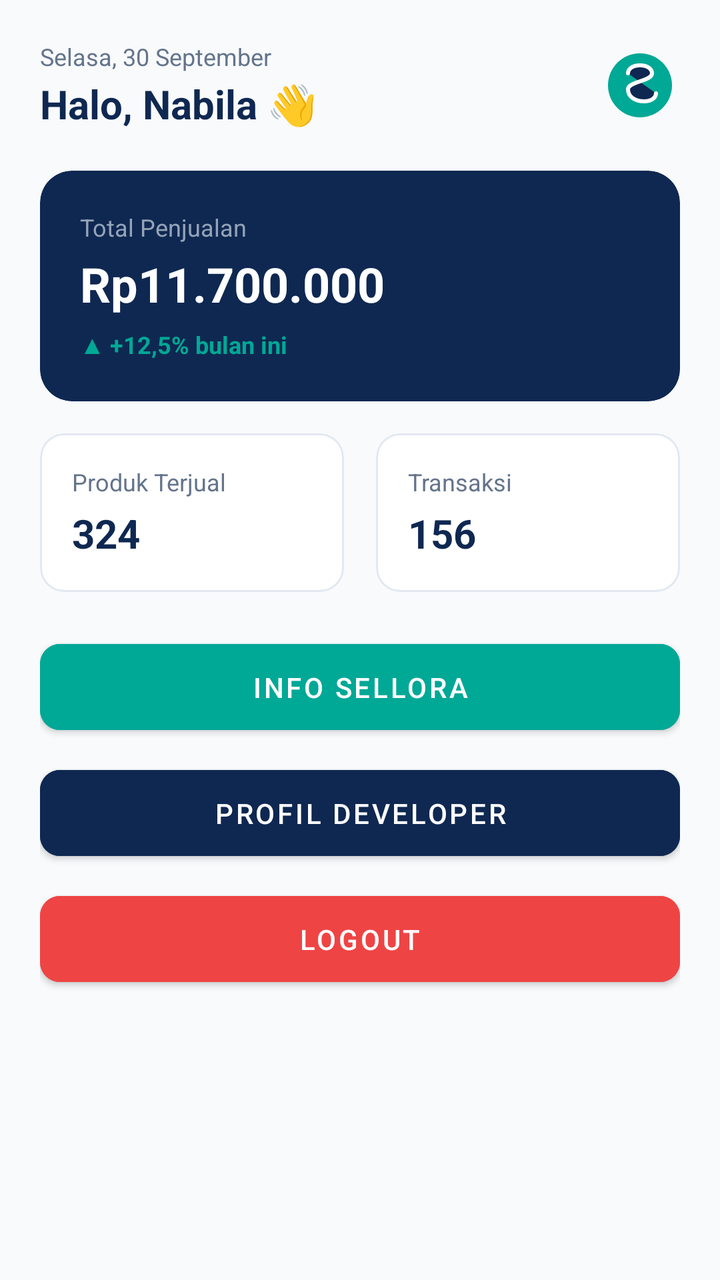
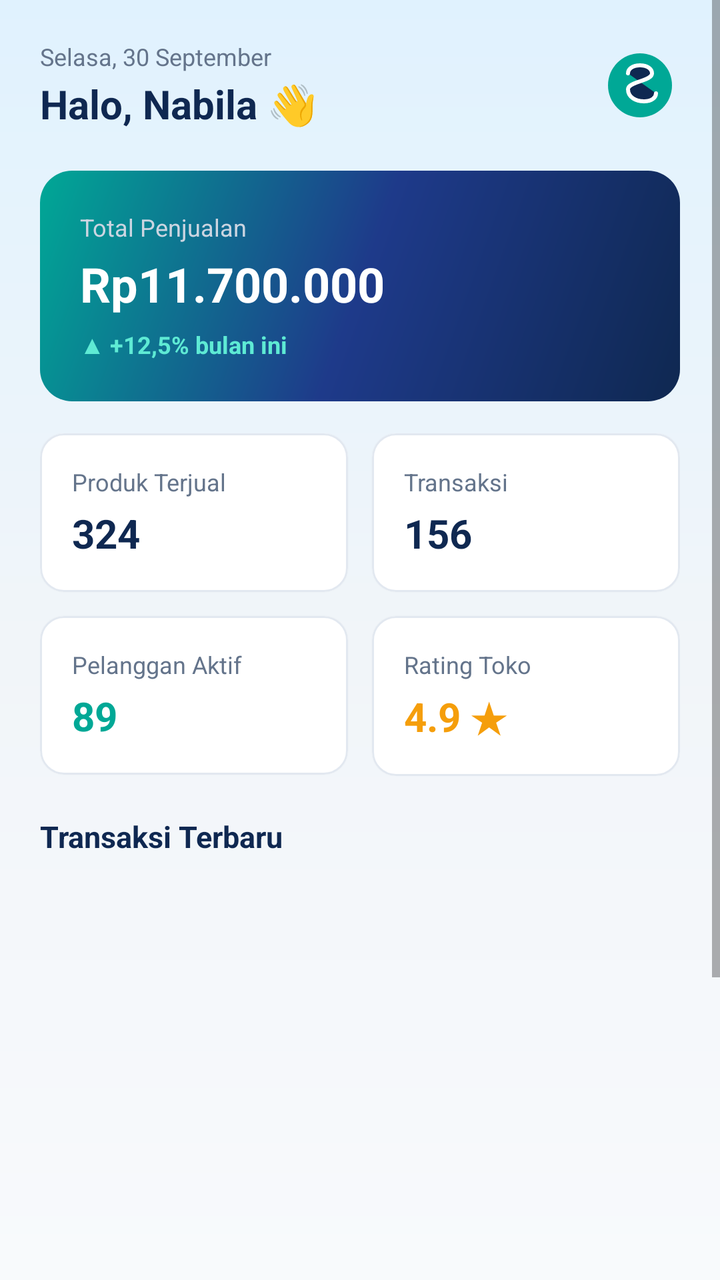

Two renders of the same Android screen: before a commit and after it. Below are the layout's source before the change and the commit's diff.
<!-- AndroidManifest.xml: application theme Theme.NALOreo -->
<!-- res/layout/fragment_home.xml -->
<?xml version="1.0" encoding="utf-8"?>
<ScrollView xmlns:android="http://schemas.android.com/apk/res/android"
    xmlns:app="http://schemas.android.com/apk/res-auto"
    android:layout_width="match_parent"
    android:layout_height="match_parent"
    android:background="#F8FAFC"
    android:fillViewport="true">

    <LinearLayout
        android:layout_width="match_parent"
        android:layout_height="wrap_content"
        android:orientation="vertical"
        android:padding="20dp">

        
        <RelativeLayout
            android:layout_width="match_parent"
            android:layout_height="wrap_content">

            <LinearLayout
                android:layout_width="wrap_content"
                android:layout_height="wrap_content"
                android:orientation="vertical">

                <TextView
                    android:layout_width="wrap_content"
                    android:layout_height="wrap_content"
                    android:text="Selasa, 30 September"
                    android:textColor="#64748B"
                    android:textSize="12sp" />

                <TextView
                    android:id="@+id/tvWelcomeUser"
                    android:layout_width="wrap_content"
                    android:layout_height="wrap_content"
                    android:layout_marginTop="2dp"
                    android:text="Halo, Nabila 👋"
                    android:textColor="#0F2851"
                    android:textSize="20sp"
                    android:textStyle="bold" />
            </LinearLayout>

            <ImageView
                android:layout_width="40dp"
                android:layout_height="40dp"
                android:layout_alignParentEnd="true"
                android:layout_centerVertical="true"
                android:src="@drawable/ic_sellora_logo" />
        </RelativeLayout>

        
        <com.google.android.material.card.MaterialCardView
            android:layout_width="match_parent"
            android:layout_height="wrap_content"
            android:layout_marginTop="20dp"
            app:cardBackgroundColor="#0F2851"
            app:cardCornerRadius="16dp"
            app:cardElevation="0dp">

            <LinearLayout
                android:layout_width="match_parent"
                android:layout_height="wrap_content"
                android:orientation="vertical"
                android:padding="20dp">

                <TextView
                    android:layout_width="wrap_content"
                    android:layout_height="wrap_content"
                    android:text="Total Penjualan"
                    android:textColor="#94A3B8"
                    android:textSize="12sp" />

                <TextView
                    android:layout_width="wrap_content"
                    android:layout_height="wrap_content"
                    android:layout_marginTop="4dp"
                    android:text="Rp11.700.000"
                    android:textColor="#FFFFFF"
                    android:textSize="24sp"
                    android:textStyle="bold" />

                <TextView
                    android:layout_width="wrap_content"
                    android:layout_height="wrap_content"
                    android:layout_marginTop="6dp"
                    android:text="▲ +12,5% bulan ini"
                    android:textColor="#00A896"
                    android:textSize="12sp"
                    android:textStyle="bold" />
            </LinearLayout>
        </com.google.android.material.card.MaterialCardView>

        
        <LinearLayout
            android:layout_width="match_parent"
            android:layout_height="wrap_content"
            android:layout_marginTop="16dp"
            android:orientation="horizontal">

            <com.google.android.material.card.MaterialCardView
                android:layout_width="0dp"
                android:layout_height="wrap_content"
                android:layout_marginEnd="8dp"
                android:layout_weight="1"
                app:cardBackgroundColor="#FFFFFF"
                app:cardCornerRadius="12dp"
                app:cardElevation="0dp"
                app:strokeColor="#E2E8F0"
                app:strokeWidth="1dp">

                <LinearLayout
                    android:layout_width="match_parent"
                    android:layout_height="wrap_content"
                    android:orientation="vertical"
                    android:padding="16dp">

                    <TextView
                        android:layout_width="wrap_content"
                        android:layout_height="wrap_content"
                        android:text="Produk Terjual"
                        android:textColor="#64748B"
                        android:textSize="12sp" />

                    <TextView
                        android:layout_width="wrap_content"
                        android:layout_height="wrap_content"
                        android:layout_marginTop="4dp"
                        android:text="324"
                        android:textColor="#0F2851"
                        android:textSize="20sp"
                        android:textStyle="bold" />
                </LinearLayout>
            </com.google.android.material.card.MaterialCardView>

            <com.google.android.material.card.MaterialCardView
                android:layout_width="0dp"
                android:layout_height="wrap_content"
                android:layout_marginStart="8dp"
                android:layout_weight="1"
                app:cardBackgroundColor="#FFFFFF"
                app:cardCornerRadius="12dp"
                app:cardElevation="0dp"
                app:strokeColor="#E2E8F0"
                app:strokeWidth="1dp">

                <LinearLayout
                    android:layout_width="match_parent"
                    android:layout_height="wrap_content"
                    android:orientation="vertical"
                    android:padding="16dp">

                    <TextView
                        android:layout_width="wrap_content"
                        android:layout_height="wrap_content"
                        android:text="Transaksi"
                        android:textColor="#64748B"
                        android:textSize="12sp" />

                    <TextView
                        android:layout_width="wrap_content"
                        android:layout_height="wrap_content"
                        android:layout_marginTop="4dp"
                        android:text="156"
                        android:textColor="#0F2851"
                        android:textSize="20sp"
                        android:textStyle="bold" />
                </LinearLayout>
            </com.google.android.material.card.MaterialCardView>
        </LinearLayout>

        
        <com.google.android.material.button.MaterialButton
            android:id="@+id/btnInfoSellora"
            android:layout_width="match_parent"
            android:layout_height="wrap_content"
            android:layout_marginTop="20dp"
            android:backgroundTint="#00A896"
            android:padding="12dp"
            android:text="Info Sellora"
            android:textColor="#FFFFFF"
            app:cornerRadius="10dp" />

        <com.google.android.material.button.MaterialButton
            android:id="@+id/btnProfilDeveloper"
            android:layout_width="match_parent"
            android:layout_height="wrap_content"
            android:layout_marginTop="8dp"
            android:backgroundTint="#0F2851"
            android:padding="12dp"
            android:text="Profil Developer"
            android:textColor="#FFFFFF"
            app:cornerRadius="10dp" />

        <com.google.android.material.button.MaterialButton
            android:id="@+id/btnLogout"
            android:layout_width="match_parent"
            android:layout_height="wrap_content"
            android:layout_marginTop="8dp"
            android:backgroundTint="#EF4444"
            android:padding="12dp"
            android:text="Logout"
            android:textColor="#FFFFFF"
            app:cornerRadius="10dp" />

    </LinearLayout>
</ScrollView>
<!-- resources referenced by this layout -->
<resources>
  <!-- drawable ic_sellora_logo (drawable) -->
  <vector xmlns:android="http://schemas.android.com/apk/res/android"
      android:width="120dp"
      android:height="120dp"
      android:viewportWidth="100"
      android:viewportHeight="100">
      <path
          android:fillColor="#00A896"
          android:pathData="M50,10 C27.9,10 10,27.9 10,50 C10,72.1 27.9,90 50,90 C72.1,90 90,72.1 90,50 C90,27.9 72.1,10 50,10 Z" />
      <path
          android:fillColor="#0F2851"
          android:pathData="M35,35 C35,30 40,25 50,25 C60,25 65,30 65,35 C65,45 35,45 35,55 C35,65 45,70 55,70 C65,70 70,65 70,60"
          android:strokeColor="#FFFFFF"
          android:strokeWidth="5"
          android:strokeLineCap="round" />
  </vector>
  <style name="Theme.NALOreo" parent="Theme.MaterialComponents.DayNight.NoActionBar">
          
          <item name="colorPrimary">#0F2851</item>
          <item name="colorPrimaryVariant">#0F2851</item>
          <item name="colorOnPrimary">#FFFFFF</item>
          <item name="colorSecondary">#00A896</item>
          <item name="colorSecondaryVariant">#00A896</item>
          <item name="colorOnSecondary">#FFFFFF</item>
  
          
          <item name="android:statusBarColor">#0F2851</item>
          <item name="android:windowLightStatusBar">false</item>
          <item name="android:windowBackground">#F8FAFC</item>
      </style>
</resources>

<!-- the commit's change to res/layout/fragment_home.xml (unified diff, before → after) -->
@@ -3,7 +3,7 @@
     xmlns:app="http://schemas.android.com/apk/res-auto"
     android:layout_width="match_parent"
     android:layout_height="match_parent"
-    android:background="#F8FAFC"
+    android:background="@drawable/bg_home_gradient"
     android:fillViewport="true">
 
     <LinearLayout
@@ -49,62 +49,57 @@
         </RelativeLayout>
 
         
-        <com.google.android.material.card.MaterialCardView
+        <LinearLayout
             android:layout_width="match_parent"
             android:layout_height="wrap_content"
             android:layout_marginTop="20dp"
-            app:cardBackgroundColor="#0F2851"
-            app:cardCornerRadius="16dp"
-            app:cardElevation="0dp">
-
-            <LinearLayout
-                android:layout_width="match_parent"
-                android:layout_height="wrap_content"
-                android:orientation="vertical"
-                android:padding="20dp">
-
-                <TextView
-                    android:layout_width="wrap_content"
-                    android:layout_height="wrap_content"
-                    android:text="Total Penjualan"
-                    android:textColor="#94A3B8"
-                    android:textSize="12sp" />
-
-                <TextView
-                    android:layout_width="wrap_content"
-                    android:layout_height="wrap_content"
-                    android:layout_marginTop="4dp"
-                    android:text="Rp11.700.000"
-                    android:textColor="#FFFFFF"
-                    android:textSize="24sp"
-                    android:textStyle="bold" />
-
-                <TextView
-                    android:layout_width="wrap_content"
-                    android:layout_height="wrap_content"
-                    android:layout_marginTop="6dp"
-                    android:text="▲ +12,5% bulan ini"
-                    android:textColor="#00A896"
-                    android:textSize="12sp"
-                    android:textStyle="bold" />
-            </LinearLayout>
-        </com.google.android.material.card.MaterialCardView>
-
-        
-        <LinearLayout
+            android:background="@drawable/bg_card_total_penjualan"
+            android:orientation="vertical"
+            android:padding="20dp">
+
+            <TextView
+                android:layout_width="wrap_content"
+                android:layout_height="wrap_content"
+                android:text="Total Penjualan"
+                android:textColor="#CBD5E1"
+                android:textSize="12sp" />
+
+            <TextView
+                android:layout_width="wrap_content"
+                android:layout_height="wrap_content"
+                android:layout_marginTop="4dp"
+                android:text="Rp11.700.000"
+                android:textColor="#FFFFFF"
+                android:textSize="24sp"
+                android:textStyle="bold" />
+
+            <TextView
+                android:layout_width="wrap_content"
+                android:layout_height="wrap_content"
+                android:layout_marginTop="6dp"
+                android:text="▲ +12,5% bulan ini"
+                android:textColor="#5EEAD4"
+                android:textSize="12sp"
+                android:textStyle="bold" />
+        </LinearLayout>
+
+        
+        <GridLayout
             android:layout_width="match_parent"
             android:layout_height="wrap_content"
             android:layout_marginTop="16dp"
-            android:orientation="horizontal">
-
-            <com.google.android.material.card.MaterialCardView
-                android:layout_width="0dp"
-                android:layout_height="wrap_content"
-                android:layout_marginEnd="8dp"
-                android:layout_weight="1"
-                app:cardBackgroundColor="#FFFFFF"
-                app:cardCornerRadius="12dp"
-                app:cardElevation="0dp"
+            android:columnCount="2"
+            android:rowCount="2">
+
+            <com.google.android.material.card.MaterialCardView
+                android:layout_width="0dp"
+                android:layout_height="wrap_content"
+                android:layout_columnWeight="1"
+                android:layout_marginEnd="6dp"
+                android:layout_marginBottom="12dp"
+                app:cardBackgroundColor="#FFFFFF"
+                app:cardCornerRadius="12dp"
+                app:cardElevation="1dp"
                 app:strokeColor="#E2E8F0"
                 app:strokeWidth="1dp">
 
@@ -135,11 +130,12 @@
             <com.google.android.material.card.MaterialCardView
                 android:layout_width="0dp"
                 android:layout_height="wrap_content"
-                android:layout_marginStart="8dp"
-                android:layout_weight="1"
-                app:cardBackgroundColor="#FFFFFF"
-                app:cardCornerRadius="12dp"
-                app:cardElevation="0dp"
+                android:layout_columnWeight="1"
+                android:layout_marginStart="6dp"
+                android:layout_marginBottom="12dp"
+                app:cardBackgroundColor="#FFFFFF"
+                app:cardCornerRadius="12dp"
+                app:cardElevation="1dp"
                 app:strokeColor="#E2E8F0"
                 app:strokeWidth="1dp">
 
@@ -166,14 +162,104 @@
                         android:textStyle="bold" />
                 </LinearLayout>
             </com.google.android.material.card.MaterialCardView>
-        </LinearLayout>
+
+            <com.google.android.material.card.MaterialCardView
+                android:layout_width="0dp"
+                android:layout_height="wrap_content"
+                android:layout_columnWeight="1"
+                android:layout_marginEnd="6dp"
+                app:cardBackgroundColor="#FFFFFF"
+                app:cardCornerRadius="12dp"
+                app:cardElevation="1dp"
+                app:strokeColor="#E2E8F0"
+                app:strokeWidth="1dp">
+
+                <LinearLayout
+                    android:layout_width="match_parent"
+                    android:layout_height="wrap_content"
+                    android:orientation="vertical"
+                    android:padding="16dp">
+
+                    <TextView
+                        android:layout_width="wrap_content"
+                        android:layout_height="wrap_content"
+                        android:text="Pelanggan Aktif"
+                        android:textColor="#64748B"
+                        android:textSize="12sp" />
+
+                    <TextView
+                        android:layout_width="wrap_content"
+                        android:layout_height="wrap_content"
+                        android:layout_marginTop="4dp"
+                        android:text="89"
+                        android:textColor="#00A896"
+                        android:textSize="20sp"
+                        android:textStyle="bold" />
+                </LinearLayout>
+            </com.google.android.material.card.MaterialCardView>
+
+            <com.google.android.material.card.MaterialCardView
+                android:layout_width="0dp"
+                android:layout_height="wrap_content"
+                android:layout_columnWeight="1"
+                android:layout_marginStart="6dp"
+                app:cardBackgroundColor="#FFFFFF"
+                app:cardCornerRadius="12dp"
+                app:cardElevation="1dp"
+                app:strokeColor="#E2E8F0"
+                app:strokeWidth="1dp">
+
+                <LinearLayout
+                    android:layout_width="match_parent"
+                    android:layout_height="wrap_content"
+                    android:orientation="vertical"
+                    android:padding="16dp">
+
+                    <TextView
+                        android:layout_width="wrap_content"
+                        android:layout_height="wrap_content"
+                        android:text="Rating Toko"
+                        android:textColor="#64748B"
+                        android:textSize="12sp" />
+
+                    <TextView
+                        android:layout_width="wrap_content"
+                        android:layout_height="wrap_content"
+                        android:layout_marginTop="4dp"
+                        android:text="4.9 ★"
+                        android:textColor="#F59E0B"
+                        android:textSize="20sp"
+                        android:textStyle="bold" />
+                </LinearLayout>
+            </com.google.android.material.card.MaterialCardView>
+
+        </GridLayout>
+
+        
+        <TextView
+            android:layout_width="wrap_content"
+            android:layout_height="wrap_content"
+            android:layout_marginTop="20dp"
+            android:text="Transaksi Terbaru"
+            android:textColor="#0F2851"
+            android:textSize="15sp"
+            android:textStyle="bold" />
+
+        <ListView
+            android:id="@+id/lvTransaksiTerbaru"
+            android:layout_width="match_parent"
+            android:layout_height="185dp"
+            android:layout_marginTop="8dp"
+            android:divider="#E2E8F0"
+            android:dividerHeight="1dp"
+            android:nestedScrollingEnabled="true" />
 
         
         <com.google.android.material.button.MaterialButton
             android:id="@+id/btnInfoSellora"
             android:layout_width="match_parent"
             android:layout_height="wrap_content"
-            android:layout_marginTop="20dp"
+            android:layout_marginTop="16dp"
             android:backgroundTint="#00A896"
             android:padding="12dp"
             android:text="Info Sellora"
<!-- resource entries referenced after the edit -->
@@ -1,5 +1,26 @@
 <!-- resources referenced by this layout -->
 <resources>
+  <!-- drawable bg_card_total_penjualan (drawable) -->
+  <?xml version="1.0" encoding="utf-8"?>
+  <shape xmlns:android="http://schemas.android.com/apk/res/android">
+      <gradient
+          android:angle="135"
+          android:startColor="#0F2851"
+          android:centerColor="#1E3A8A"
+          android:endColor="#00A896"
+          android:type="linear" />
+      <corners android:radius="16dp" />
+  </shape>
+  <!-- drawable bg_home_gradient (drawable) -->
+  <?xml version="1.0" encoding="utf-8"?>
+  <shape xmlns:android="http://schemas.android.com/apk/res/android">
+      <gradient
+          android:angle="270"
+          android:startColor="#E0F2FE"
+          android:centerColor="#F1F5F9"
+          android:endColor="#F8FAFC"
+          android:type="linear" />
+  </shape>
   <!-- drawable ic_sellora_logo (drawable) -->
   <vector xmlns:android="http://schemas.android.com/apk/res/android"
       android:width="120dp"
